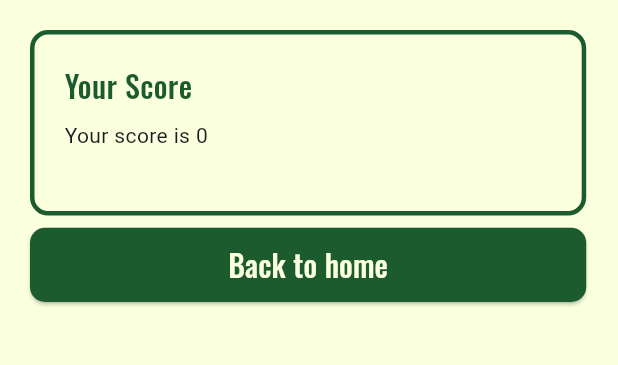
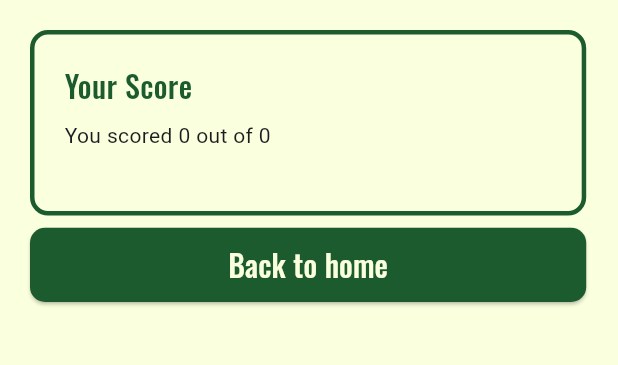
Before and after one commit to JuhiLasod/Quizora, a Flutter app: the Score screen opened directly with empty values, on a phone screen of 412 x 824 dp, the part 84-449 px from its top. Run offline on Flutter 3.47's test engine with Material 3 defaults, Android fonts, the light colour scheme and no system bars; our stand-ins replace animated_text_kit; network calls fail; project files that could hold a hidden picture were left out.

Commit message:
total backend done

```diff
--- a/frontend/lib/screens/CreateQuiz.dart
+++ b/frontend/lib/screens/CreateQuiz.dart
@@ -32,6 +32,7 @@ class _CreateQuizState extends State<CreateQuiz> {
       body: json.encode({
         'title': title,
         'Questions': questions,
+        "total": questions.length
       }),
     );
     print(res.statusCode);
@@ -158,6 +159,7 @@ class _QuestionFormState extends State<QuestionForm> {
       "ques": question,
       "options": options,
       "ans": options[_correctIndex!],
+
     });
 
     ScaffoldMessenger.of(context).showSnackBar(
--- a/frontend/lib/screens/Score.dart
+++ b/frontend/lib/screens/Score.dart
@@ -1,17 +1,35 @@
+import 'dart:convert';
+
 import 'package:flutter/material.dart';
+import 'package:http/http.dart' as http;
 import 'Home.dart';
+
 class Score extends StatefulWidget
 {
   final dynamic score;
   final dynamic title;
-  const Score({super.key ,required this.title ,required this.score});
+  final dynamic total;
+  const Score({super.key ,required this.title ,required this.score, required this.total});
   @override
   State<Score> createState()=> _ScoreState();
 }
 
 class _ScoreState extends State<Score>
 {
+
+  void totalScore ()async{
+    final res= await http.post(Uri.parse("http://10.0.2.2/8000/quiz/fetch-total"),
+      headers: {'Content;Type': 'application/json'},
+      body: jsonEncode({'title': widget.title})
+    );
+    print(res.body);
+  }
   @override
+  void initState()
+  {
+    super.initState();
+    totalScore();
+  }
   Widget build (BuildContext context)
   {
     final screenHeight= MediaQuery.of(context).size.height;
@@ -43,7 +61,7 @@ class _ScoreState extends State<Score>
                   crossAxisAlignment: CrossAxisAlignment.start,
                   children: [
                     Padding(padding: EdgeInsets.fromLTRB(0, 0, 0, screenHeight * 0.01),child: Text("Your Score", style: TextStyle(color: Color.fromARGB(255, 28, 91, 46),fontFamily: 'basic', fontSize: 20),)),
-                    Text("Your score is ${widget.score.toString()}"),
+                    Text("You scored ${widget.score.toString()} out of ${widget.total}"),
 
 
                   ]
```
Also changed, not shown: frontend/lib/screens/FillQuiz.dart (+16 -1 lines), 3 other files.
